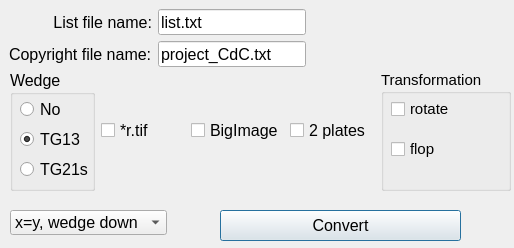
Qt form menu.ui (nkirov/tif2fits) before a commit.
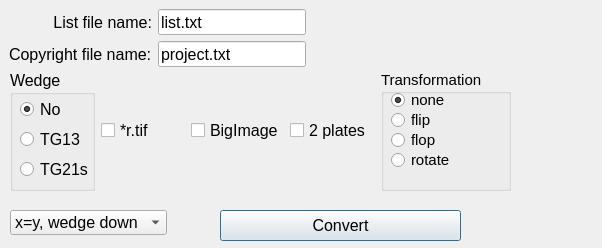
The same form after that commit.

The edit to the form file:
```diff
--- a/menu.ui
+++ b/menu.ui
@@ -6,7 +6,7 @@
    <rect>
     <x>0</x>
     <y>0</y>
-    <width>514</width>
+    <width>602</width>
     <height>248</height>
    </rect>
   </property>
@@ -70,7 +70,7 @@
        </font>
       </property>
       <property name="text">
-       <string>project_CdC.txt</string>
+       <string>project.txt</string>
       </property>
      </widget>
     </item>
@@ -166,6 +166,9 @@
        <property name="text">
         <string>No</string>
        </property>
+       <property name="checked">
+        <bool>true</bool>
+       </property>
       </widget>
       <widget class="QRadioButton" name="TG13">
        <property name="geometry">
@@ -180,6 +183,9 @@
         <string>TG13</string>
        </property>
        <property name="checked">
+        <bool>false</bool>
+       </property>
+       <property name="autoExclusive">
         <bool>true</bool>
        </property>
       </widget>
@@ -250,26 +256,61 @@
       <property name="title">
        <string>Transformation</string>
       </property>
-      <widget class="QCheckBox" name="rotate">
+      <widget class="QRadioButton" name="rotate">
        <property name="geometry">
         <rect>
          <x>10</x>
-         <y>30</y>
-         <width>71</width>
-         <height>18</height>
+         <y>80</y>
+         <width>102</width>
+         <height>20</height>
         </rect>
        </property>
        <property name="text">
         <string>rotate</string>
        </property>
       </widget>
-      <widget class="QCheckBox" name="flop">
+      <widget class="QRadioButton" name="none">
        <property name="geometry">
         <rect>
          <x>10</x>
-         <y>70</y>
-         <width>71</width>
-         <height>18</height>
+         <y>20</y>
+         <width>102</width>
+         <height>20</height>
+        </rect>
+       </property>
+       <property name="text">
+        <string>none</string>
+       </property>
+       <property name="checked">
+        <bool>true</bool>
+       </property>
+       <property name="autoExclusive">
+        <bool>true</bool>
+       </property>
+      </widget>
+      <widget class="QRadioButton" name="flip">
+       <property name="geometry">
+        <rect>
+         <x>10</x>
+         <y>40</y>
+         <width>102</width>
+         <height>20</height>
+        </rect>
+       </property>
+       <property name="text">
+        <string>flip</string>
+       </property>
+      </widget>
+      <widget class="QRadioButton" name="flop">
+       <property name="enabled">
+        <bool>true</bool>
+       </property>
+       <property name="geometry">
+        <rect>
+         <x>10</x>
+         <y>60</y>
+         <width>102</width>
+         <height>20</height>
         </rect>
        </property>
        <property name="text">
```
Left out of the diff: 53 changed lines with no effect on the pictures.
